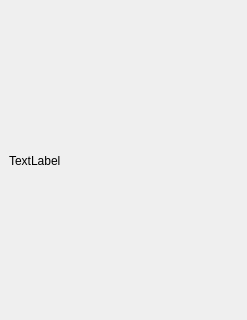
utwente/parlevision, file resources/inspectorwidget.ui: the form before one commit; both pictures show x 0 to 247 and y 86 to 406 of the 247 by 494 pixel window.
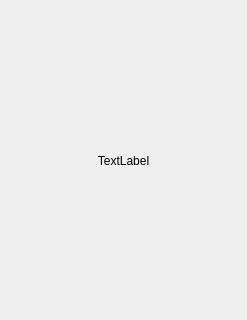
The form after the commit.

Commit message: Inspector: align msg hcentered

```diff
--- a/resources/inspectorwidget.ui
+++ b/resources/inspectorwidget.ui
@@ -26,6 +26,9 @@
       <property name="text">
        <string>TextLabel</string>
       </property>
+      <property name="alignment">
+       <set>Qt::AlignCenter</set>
+      </property>
      </widget>
     </item>
    </layout>
```
